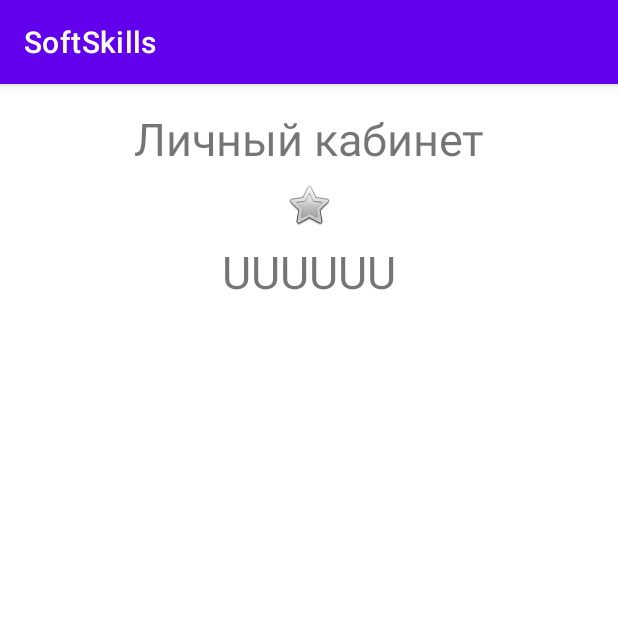
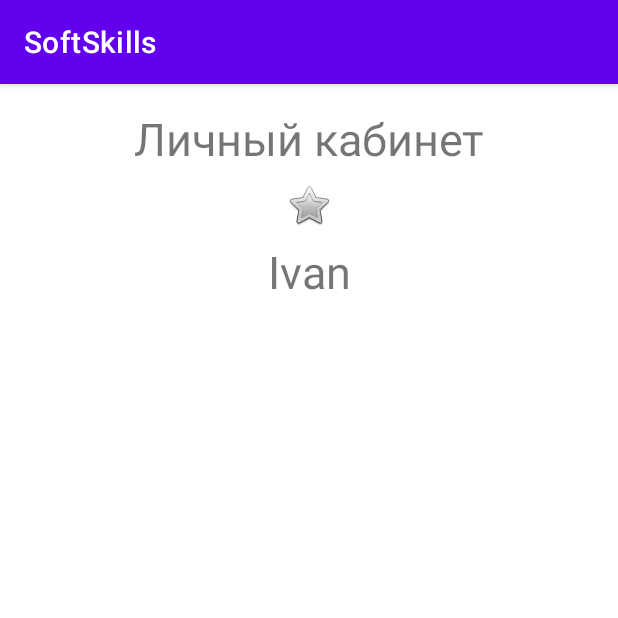
Before and after one commit to SoftSkillAcc/SoftSkills, an Android app: the SignUpFragment screen opened through its navigation route, after a tap on "СОЗДАТЬ АККАУНТ", on a phone screen of 412 x 824 dp, the top half of it. Run offline under Robolectric (Android 15) with nearby library versions, the phone set to English and light mode, and no system bars.

Commit message:
Сделал архитектуру.

```diff
--- a/app/src/main/java/com/example/softskills/presentation/auth/SignUpFragment.kt
+++ b/app/src/main/java/com/example/softskills/presentation/auth/SignUpFragment.kt
@@ -24,7 +24,7 @@ class SignUpFragment : Fragment() {
 
         val createAccBtn = view.findViewById<MaterialButton>(R.id.create_acc_btn)
         createAccBtn.setOnClickListener {
-            val action = MainNavigationDirections.actionGlobalLkFragment("UUUUUU")
+            val action = MainNavigationDirections.actionGlobalLkFragment("Ivan")
             findNavController().navigate(action)
         }
     }
--- a/app/src/main/res/layout/activity_main.xml
+++ b/app/src/main/res/layout/activity_main.xml
@@ -4,7 +4,7 @@
     xmlns:tools="http://schemas.android.com/tools"
     android:layout_width="match_parent"
     android:layout_height="match_parent"
-    tools:context=".ui.activity.MainActivity">
+    tools:context=".presentation.main.MainActivity">
 
     <com.google.android.material.bottomnavigation.BottomNavigationView
         android:id="@+id/main_bottom_nav_view"
```
